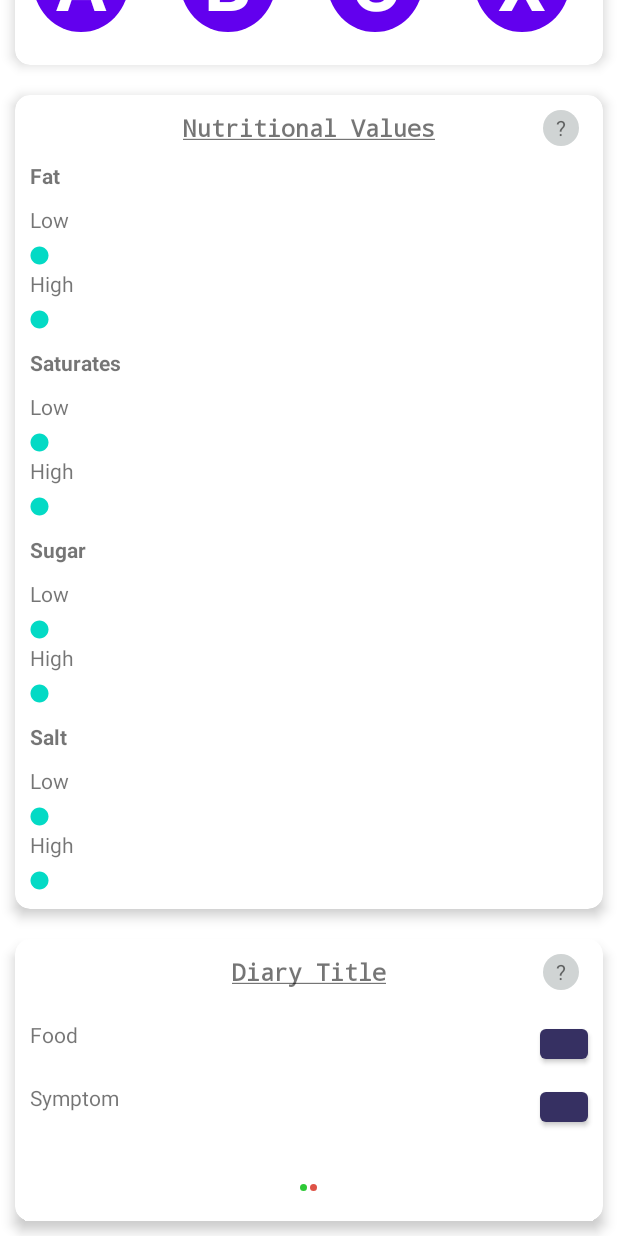
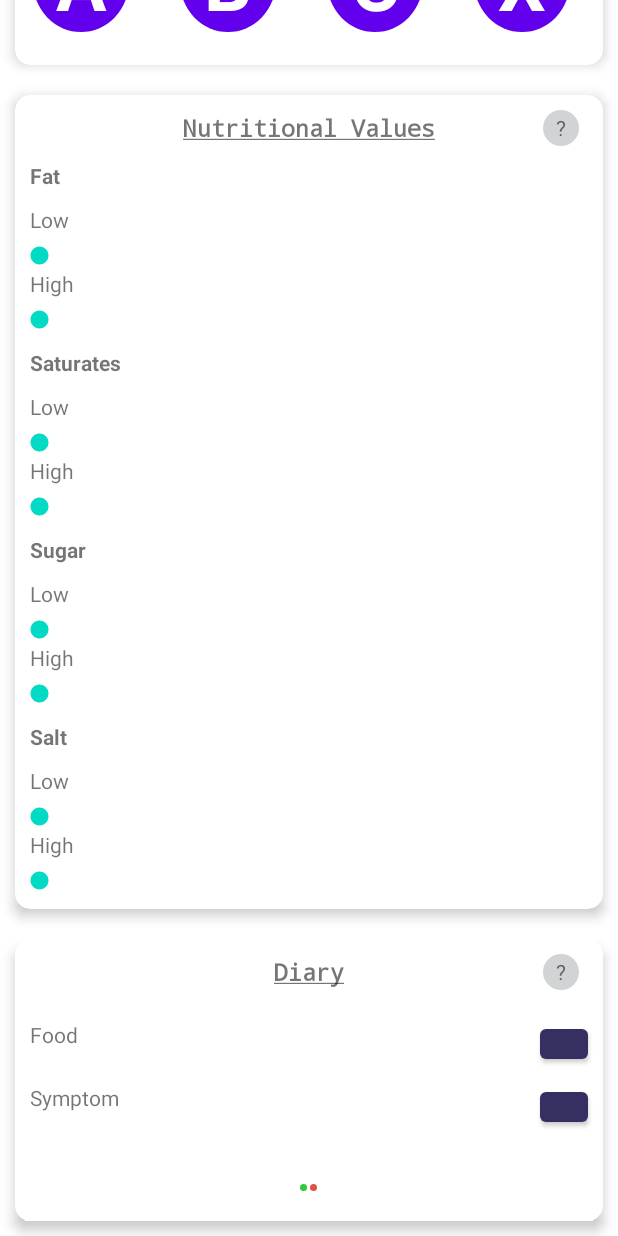
Before and after one commit to SeanCoaker/AllerGenius, an Android app: the layout fragment_customise.xml on its own in the app's theme, with its tools: preview values and no code run, scrolled down 255 dp, on a phone screen of 412 x 824 dp. Run offline under Robolectric (Android 15) with nearby library versions, the phone set to English and light mode, and no system bars.

Commit message:
- Added help button to instruct the user of how diary customisation is used.
- Added code that disallows the same allergies to be added more than once to the user's allergy list.

```diff
--- a/app/src/main/java/com/coaker/foodlabelapp/ColorPickerFragment.kt
+++ b/app/src/main/java/com/coaker/foodlabelapp/ColorPickerFragment.kt
@@ -33,6 +33,9 @@ class ColorPickerFragment(private val sourceId: String) : DialogFragment() {
         val colorPicker = root.findViewById<ColorPicker>(R.id.picker)
         val svBar = root.findViewById<SVBar>(R.id.svbar)
         val opacityBar = root.findViewById<OpacityBar>(R.id.opacitybar)
+
+        colorPicker.addSVBar(svBar)
+        colorPicker.addOpacityBar(opacityBar)
 
         when (sourceId) {
             "allergy" -> {
@@ -70,9 +73,6 @@ class ColorPickerFragment(private val sourceId: String) : DialogFragment() {
                 colorPicker.oldCenterColor = parseColor(Variables.symptomColour)
             }
         }
-
-        colorPicker.addSVBar(svBar)
-        colorPicker.addOpacityBar(opacityBar)
 
         val okButton = root.findViewById<Button>(R.id.okButton)
 
--- a/app/src/main/res/layout/fragment_customise.xml
+++ b/app/src/main/res/layout/fragment_customise.xml
@@ -473,7 +473,16 @@
                         android:layout_height="wrap_content" />
                 </FrameLayout>
 
+                <TextView
+                    android:id="@+id/helpTextDiary"
+                    android:visibility="gone"
+                    android:text="@string/diary_help"
+                    android:layout_margin="10dp"
+                    android:layout_width="match_parent"
+                    android:layout_height="match_parent" />
+
                 <FrameLayout
+                    android:id="@+id/diaryFoodCustomiseFrame"
                     android:layout_marginTop="20dp"
                     android:layout_width="match_parent"
                     android:layout_height="match_parent">
@@ -494,6 +503,7 @@
                 </FrameLayout>
 
                 <FrameLayout
+                    android:id="@+id/diarySymptomCustomiseFrame"
                     android:layout_marginTop="10dp"
                     android:layout_width="match_parent"
                     android:layout_height="match_parent">
--- a/app/src/main/res/values/strings.xml
+++ b/app/src/main/res/values/strings.xml
@@ -88,7 +88,8 @@
     <string name="allergies_help">Set the colour used to highlight allergens and whether they should be underline, italic and/or bold. A preview can be seen of allergens in ingredients.</string>
     <string name="scanner_instruction">Hover over barcode</string>
     <string name="multi_barcode_error">Please scan 1 barcode at a time</string>
-    <string name="diary_title"><u>Diary Title</u></string>
+    <string name="diary_title"><u>Diary</u></string>
     <string name="day_example">22</string>
+    <string name="diary_help">Set the colours to be used to represent food and symptom entries on days of the calendar within your diary.</string>
 
 </resources>
```
Also changed, not shown: app/src/main/java/com/coaker/foodlabelapp/AllergiesFragment.kt (+17 -1 lines), app/src/main/java/com/coaker/foodlabelapp/CustomiseFragment.kt (+23 -4 lines).
